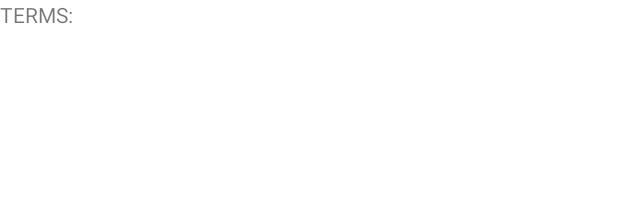
After one commit to WronaK/shelter-app, an Android app: the layout fragment_booking_form.xml on its own in the app's theme, with its tools: preview values and no code run, on a phone screen of 412 x 824 dp. The commit adds this screen. Shown: the top 198 px of the screen. Run offline under Robolectric (Android 15) with nearby library versions, the phone set to English and light mode, and no system bars.

Commit message:
booking terms form

```diff
--- /dev/null
+++ b/android/app/src/main/res/layout/fragment_booking_form.xml
@@ -0,0 +1,18 @@
+<?xml version="1.0" encoding="utf-8"?>
+<LinearLayout xmlns:android="http://schemas.android.com/apk/res/android"
+    xmlns:tools="http://schemas.android.com/tools"
+    android:layout_width="match_parent"
+    android:layout_height="match_parent"
+    tools:context=".fragment.BookingFormFragment"
+    android:orientation="vertical">
+
+    <TextView
+        android:layout_width="match_parent"
+        android:layout_height="70dp"
+        android:text="TERMS: "/>
+
+    <androidx.recyclerview.widget.RecyclerView
+        android:id="@+id/listStudents"
+        android:layout_height="match_parent"
+        android:layout_width="match_parent"/>
+</LinearLayout>
```
Also changed, not shown: android/app/src/main/java/com/example/shelter_app/MeetDateAdapter.java (added, +52 -0 lines), android/app/src/main/java/com/example/shelter_app/fragment/BookingFormFragment.java (added, +22 -0 lines), android/app/src/main/res/layout/fragment_pupil_details.xml (+7 -0 lines), android/app/src/main/res/layout/terms_row.xml (added, +12 -0 lines).
